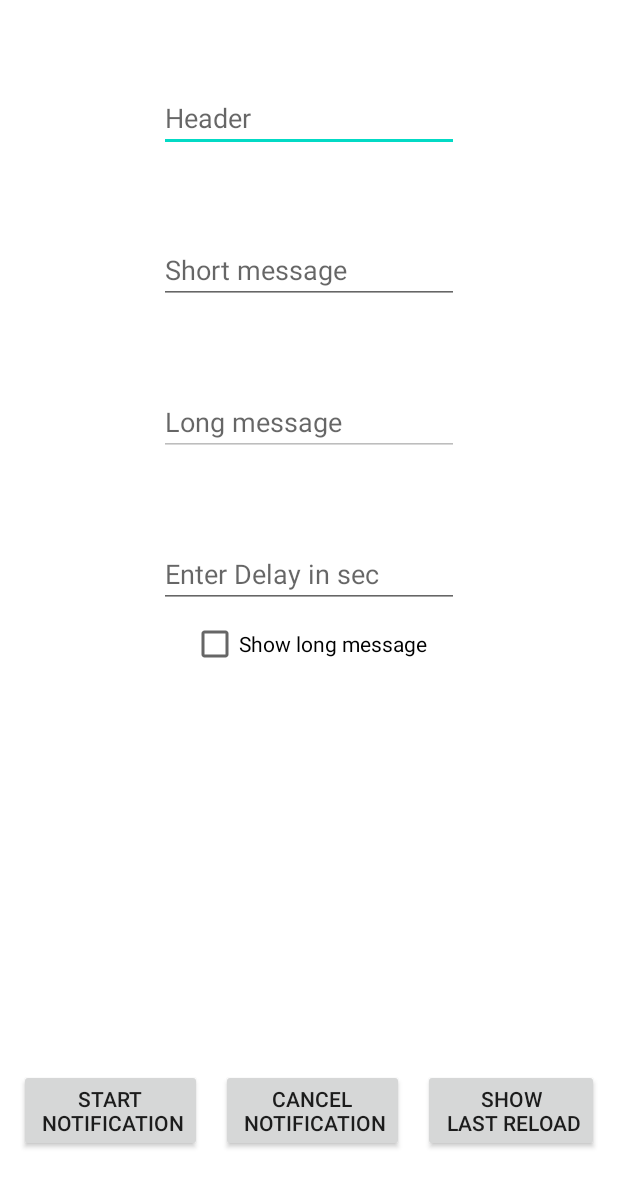
After one commit to MihailLovch/LessonAndroid, an Android app: the layout fragment_notification.xml on its own in the app's theme, with its tools: preview values and no code run, on a phone screen of 412 x 824 dp. The commit adds this screen. Shown: the top 1187 px of the screen. Run offline under Robolectric (Android 15) with nearby library versions, the phone set to English and light mode, and no system bars.

Commit message:
Done + additional

```diff
--- a/app/src/main/AndroidManifest.xml
+++ b/app/src/main/AndroidManifest.xml
@@ -22,6 +22,7 @@
                 <category android:name="android.intent.category.LAUNCHER" />
             </intent-filter>
         </activity>
+        <receiver android:name=".MyAlarmReceiver" android:exported="false"/>
     </application>
 
 </manifest>
--- a/app/src/main/java/com/example/lessonandroid/MainActivity.kt
+++ b/app/src/main/java/com/example/lessonandroid/MainActivity.kt
@@ -20,5 +20,6 @@ class MainActivity : AppCompatActivity(R.layout.activity_main) {
                 NotificationFragment.getInstance(),
                 NotificationFragment.NOTIFICATION_FRAGMENT_TAG,
             ).commit()
+
     }
 }
--- /dev/null
+++ b/app/src/main/res/layout/fragment_notification.xml
@@ -0,0 +1,86 @@
+<?xml version="1.0" encoding="utf-8"?>
+<androidx.constraintlayout.widget.ConstraintLayout xmlns:android="http://schemas.android.com/apk/res/android"
+    xmlns:app="http://schemas.android.com/apk/res-auto"
+    android:layout_width="match_parent"
+    android:layout_height="match_parent">
+
+    <androidx.appcompat.widget.AppCompatEditText
+        android:id="@+id/header_et"
+        android:layout_width="200dp"
+        android:layout_height="wrap_content"
+        android:layout_marginTop="56dp"
+        android:hint="@string/header"
+        app:layout_constraintEnd_toEndOf="parent"
+        app:layout_constraintStart_toStartOf="parent"
+        app:layout_constraintTop_toTopOf="parent" />
+
+    <androidx.appcompat.widget.AppCompatEditText
+        android:id="@+id/short_message_et"
+        android:layout_width="200dp"
+        android:layout_height="wrap_content"
+        android:layout_marginTop="56dp"
+        android:hint="@string/short_message"
+        app:layout_constraintEnd_toEndOf="parent"
+        app:layout_constraintStart_toStartOf="parent"
+        app:layout_constraintTop_toBottomOf="@id/header_et" />
+
+    <androidx.appcompat.widget.AppCompatEditText
+        android:id="@+id/long_message_et"
+        android:layout_width="200dp"
+        android:layout_height="wrap_content"
+        android:layout_marginTop="56dp"
+        android:enabled="false"
+        android:hint="@string/long_message"
+        app:layout_constraintEnd_toEndOf="parent"
+        app:layout_constraintStart_toStartOf="parent"
+        app:layout_constraintTop_toBottomOf="@id/short_message_et" />
+
+    <androidx.appcompat.widget.AppCompatEditText
+        android:id="@+id/delay_et"
+        android:layout_width="200dp"
+        android:layout_height="wrap_content"
+        android:layout_marginTop="56dp"
+        android:hint="@string/delay_hint"
+        app:layout_constraintEnd_toEndOf="parent"
+        app:layout_constraintStart_toStartOf="parent"
+        app:layout_constraintTop_toBottomOf="@id/long_message_et" />
+
+    <androidx.appcompat.widget.AppCompatCheckBox
+        android:id="@+id/long_message_cb"
+        android:layout_width="wrap_content"
+        android:layout_height="wrap_content"
+        android:text="@string/long_message_cb_message"
+        app:layout_constraintEnd_toEndOf="parent"
+        app:layout_constraintStart_toStartOf="parent"
+        app:layout_constraintTop_toBottomOf="@id/delay_et" />
+
+    <androidx.appcompat.widget.AppCompatButton
+        android:id="@+id/show_notification_btn"
+        android:layout_width="wrap_content"
+        android:layout_height="wrap_content"
+        android:layout_marginBottom="56dp"
+        android:text="@string/start_btn_message"
+        app:layout_constraintBottom_toBottomOf="parent"
+        app:layout_constraintEnd_toStartOf="@id/cancel_notification_btn"
+        app:layout_constraintStart_toStartOf="parent" />
+
+    <androidx.appcompat.widget.AppCompatButton
+        android:id="@+id/cancel_notification_btn"
+        android:layout_width="wrap_content"
+        android:layout_height="wrap_content"
+        android:layout_marginBottom="56dp"
+        android:text="@string/cancel_btn_message"
+        app:layout_constraintBottom_toBottomOf="parent"
+        app:layout_constraintEnd_toStartOf="@id/last_reload_btn"
+        app:layout_constraintStart_toEndOf="@id/show_notification_btn" />
+
+    <androidx.appcompat.widget.AppCompatButton
+        android:id="@+id/last_reload_btn"
+        android:layout_width="wrap_content"
+        android:layout_height="wrap_content"
+        android:layout_marginBottom="56dp"
+        android:text="@string/last_reload_btn_message"
+        app:layout_constraintBottom_toBottomOf="parent"
+        app:layout_constraintEnd_toEndOf="parent"
+        app:layout_constraintStart_toEndOf="@id/cancel_notification_btn" />
+</androidx.constraintlayout.widget.ConstraintLayout>
--- a/app/src/main/res/values/strings.xml
+++ b/app/src/main/res/values/strings.xml
@@ -8,4 +8,6 @@
     <string name="cancel_btn_message">Cancel\n notification</string>
     <string name="start_btn_message">Start\n notification</string>
     <string name="last_reload_btn_message">Show\n last reload</string>
+
+    <string name="my_chanel_name">Notifications</string>
 </resources>
```
Also changed, not shown: app/src/main/java/com/example/lessonandroid/MyAlarmReceiver.kt (added, +40 -0 lines), app/src/main/java/com/example/lessonandroid/NotificationFragment.kt (added, +178 -0 lines), app/src/main/java/com/example/lessonandroid/NotificationHandler.kt (added, +45 -0 lines), app/src/main/java/com/example/lessonandroid/PlaneReceiver.kt (added, +19 -0 lines).
